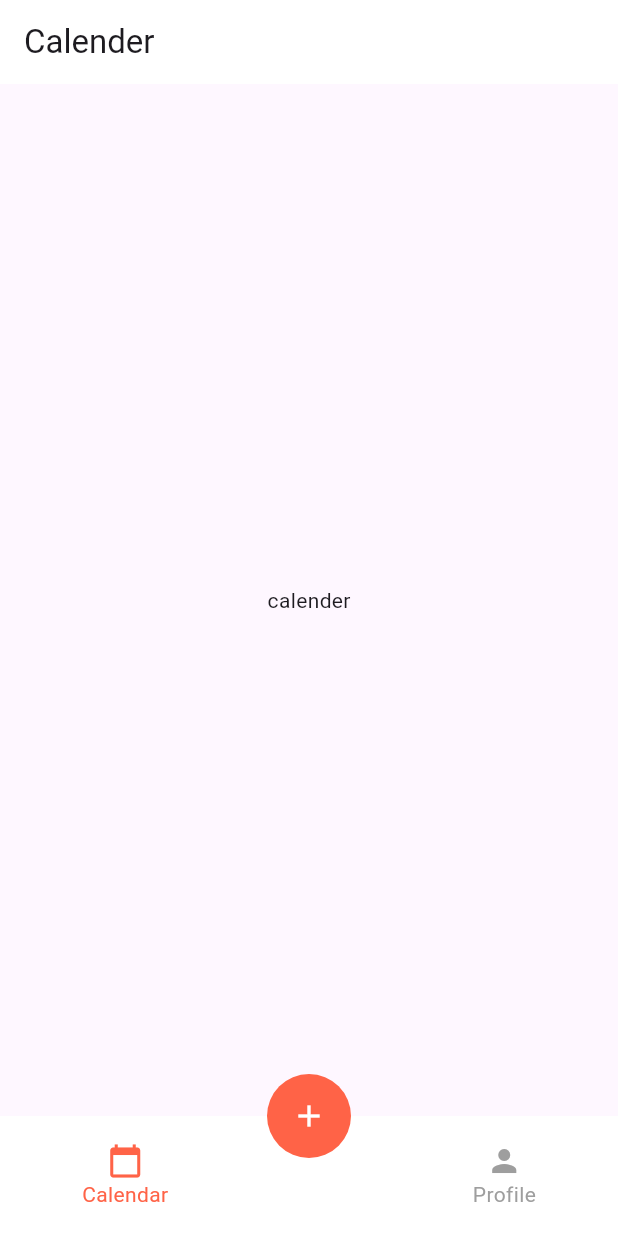
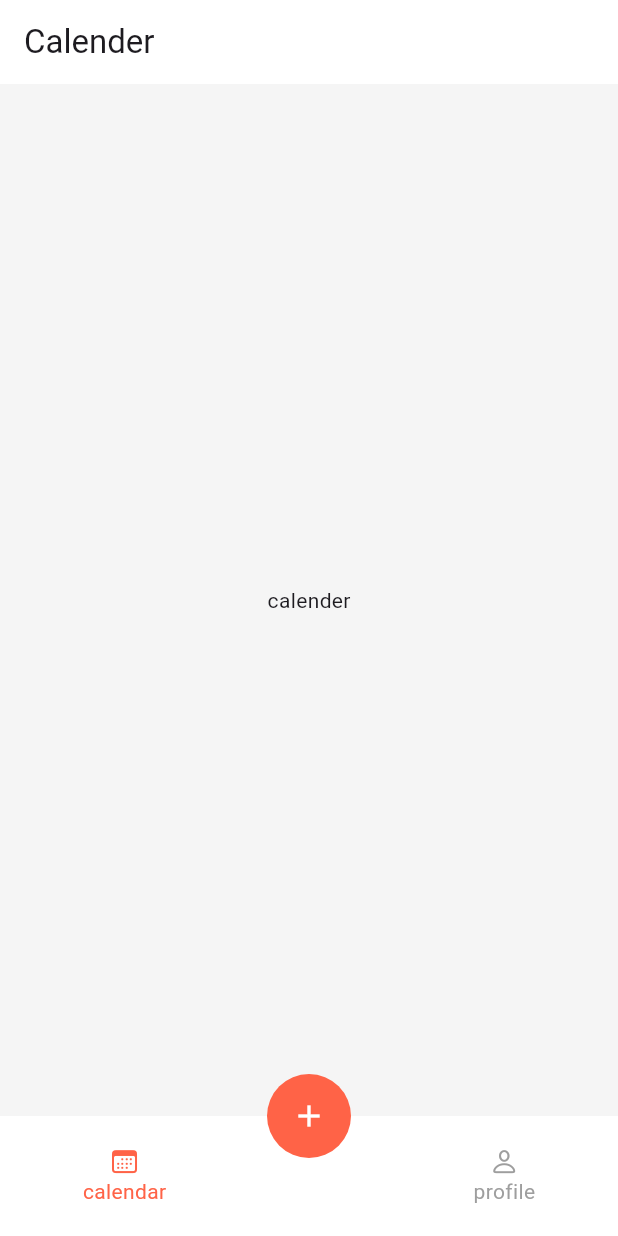
Before and after one commit to Drag-your-task/Drag, a Flutter app: the screen it shows after launch, on a phone screen of 412 x 824 dp. Run offline on Flutter 3.47's test engine with Material 3 defaults, Android fonts, the phone set to English and light mode, and no system bars.

Commit message:
modify home screen

```diff
--- a/lib/theme/app_theme.dart
+++ b/lib/theme/app_theme.dart
@@ -45,8 +45,8 @@ class AppTheme {
       //     onSecondary: AppColors.blackText,
       //     error: Colors.red,
       //     onError: Colors.red,
-      //     background: background,
-      //     onBackground: onBackground,
+      //     background: Colors.white,
+      //     onBackground: Colors.black,
       //     surface: surface,
       //     onSurface: onSurface
       // ),
--- a/lib/theme/colors.dart
+++ b/lib/theme/colors.dart
@@ -17,5 +17,4 @@ class AppColors {
   static const Color secondaryButtonBackground = Color(0xFFFFF3F1); // 예시 색상
 
 
-
 }
--- a/lib/views/home_screen.dart
+++ b/lib/views/home_screen.dart
@@ -1,4 +1,5 @@
 import 'package:drag/views/profile_screen.dart';
+import 'package:flutter/cupertino.dart';
 import 'package:flutter/material.dart';
 import '../theme/colors.dart';
 import 'calender_screen.dart';
@@ -40,7 +41,11 @@ class _HomeScreenState extends State<HomeScreen> {
       appBar: AppBar(
         title: Text(_title),
       ),
-      body: _getPage(_selectedIndex), // 현재 선택된 탭의 페이지를 표시합니다.
+      body: Container(
+          color: _selectedIndex == 1 ? Colors.white:Colors.grey[100],
+          child: _getPage(_selectedIndex),
+
+      ), // 현재 선택된 탭의 페이지를 표시합니다.
       floatingActionButton: FloatingActionButton(
         onPressed: () {
           // FAB 클릭 이벤트
@@ -55,14 +60,14 @@ class _HomeScreenState extends State<HomeScreen> {
           mainAxisAlignment: MainAxisAlignment.spaceAround,
           children: <Widget>[
             _buildTabItem(
-              icon: Icons.calendar_today,
-              text: 'Calendar',
+              icon: CupertinoIcons.calendar,
+              text: 'calendar',
               index: 0,
             ),
             SizedBox(width: 48), // FloatingActionButton의 공간을 비워두기 위함
             _buildTabItem(
-              icon: Icons.person,
-              text: 'Profile',
+              icon: CupertinoIcons.person,
+              text: 'profile',
               index: 1,
             ),
           ],
@@ -83,7 +88,7 @@ class _HomeScreenState extends State<HomeScreen> {
       child: Column(
         mainAxisSize: MainAxisSize.min,
         children: <Widget>[
-          Icon(icon, color: color),
+          Icon(icon, color: color,size:20),
           Text(text, style: TextStyle(color: color)),
         ],
       ),
```
